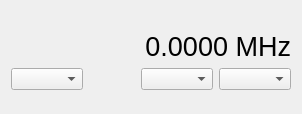
Qt form ui/RigWidget.ui (k5mcd/QLog) before a commit.
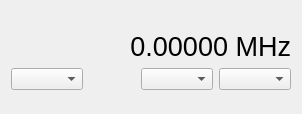
The same form after that commit.

Commit message:
Rig: Fixed issues below
- new freq is not emitted when RigWidget changes a band
- RigWidget shows 5 decimal digits
- decrease HamLib debug level

What changed in the file:
```diff
--- a/ui/RigWidget.ui
+++ b/ui/RigWidget.ui
@@ -71,7 +71,7 @@
       </font>
      </property>
      <property name="text">
-      <string>0.0000 MHz</string>
+      <string>0.00000 MHz</string>
      </property>
      <property name="alignment">
       <set>Qt::AlignRight|Qt::AlignTrailing|Qt::AlignVCenter</set>
```
The commit also changes 2 other files.
